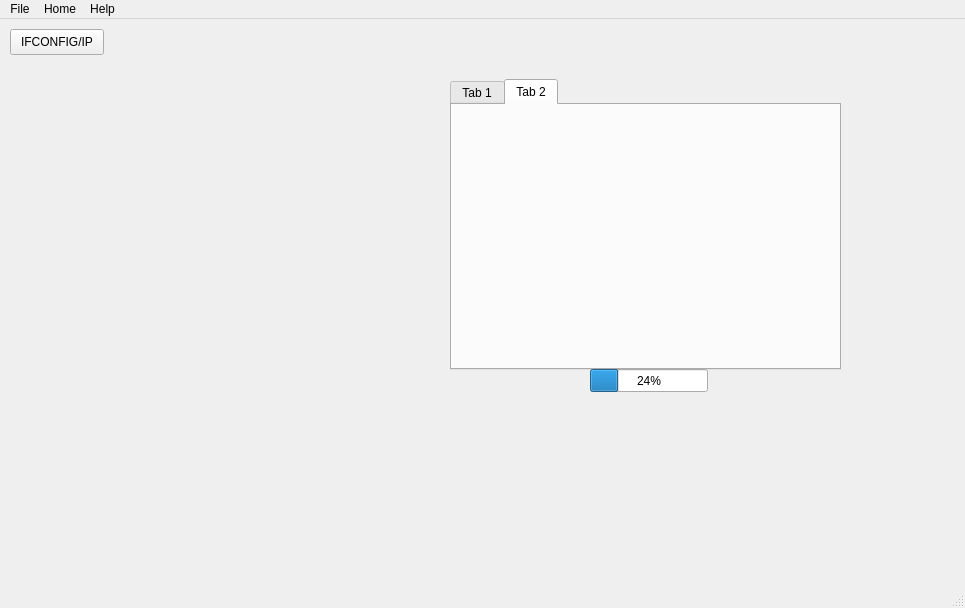
This is mainwindow.ui in followthwhiterabbit/HomeMap as Qt 5 draws it before an edit. The edited form follows.
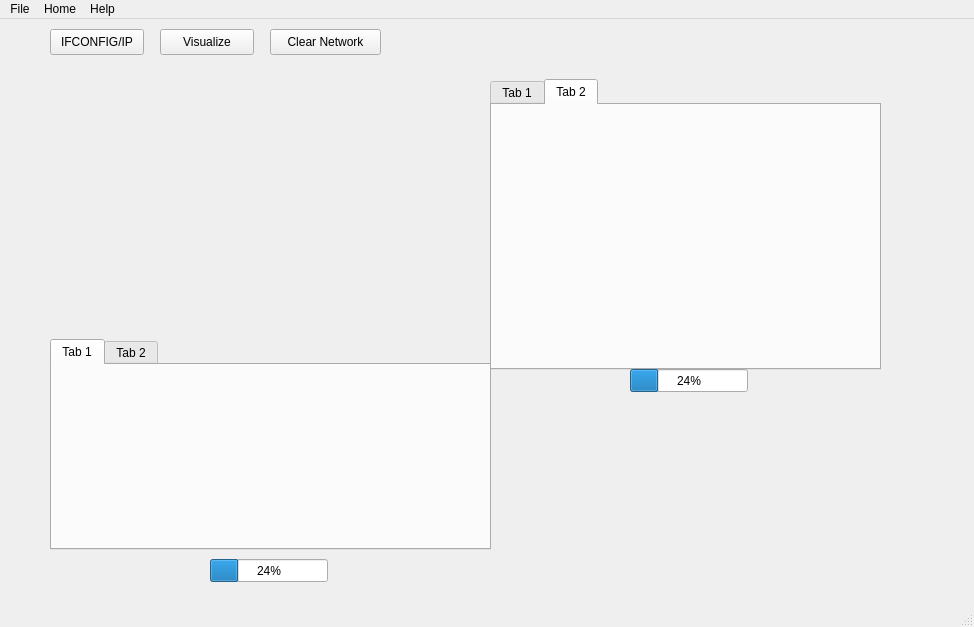
This is the edited form.

What changed in the file:
```diff
--- a/mainwindow.ui
+++ b/mainwindow.ui
@@ -6,8 +6,8 @@
    <rect>
     <x>0</x>
     <y>0</y>
-    <width>965</width>
-    <height>608</height>
+    <width>974</width>
+    <height>627</height>
    </rect>
   </property>
   <property name="windowTitle">
@@ -20,10 +20,10 @@
     </property>
     <property name="geometry">
      <rect>
-      <x>-30</x>
+      <x>10</x>
       <y>-20</y>
-      <width>891</width>
-      <height>551</height>
+      <width>921</width>
+      <height>611</height>
      </rect>
     </property>
     <property name="currentIndex">
@@ -188,6 +188,68 @@
        </rect>
       </property>
      </widget>
+     <widget class="QPushButton" name="topology_button">
+      <property name="geometry">
+       <rect>
+        <x>150</x>
+        <y>30</y>
+        <width>94</width>
+        <height>26</height>
+       </rect>
+      </property>
+      <property name="text">
+       <string>Visualize</string>
+      </property>
+     </widget>
+     <widget class="QPushButton" name="clearpaint_button">
+      <property name="geometry">
+       <rect>
+        <x>260</x>
+        <y>30</y>
+        <width>111</width>
+        <height>26</height>
+       </rect>
+      </property>
+      <property name="text">
+       <string>Clear Network</string>
+      </property>
+     </widget>
+     <widget class="QTabWidget" name="tabWidget_2">
+      <property name="geometry">
+       <rect>
+        <x>40</x>
+        <y>340</y>
+        <width>441</width>
+        <height>211</height>
+       </rect>
+      </property>
+      <property name="currentIndex">
+       <number>0</number>
+      </property>
+      <widget class="QWidget" name="tab_3">
+       <attribute name="title">
+        <string>Tab 1</string>
+       </attribute>
+      </widget>
+      <widget class="QWidget" name="tab_4">
+       <attribute name="title">
+        <string>Tab 2</string>
+       </attribute>
+      </widget>
+     </widget>
+     <widget class="QProgressBar" name="progressBar_2">
+      <property name="geometry">
+       <rect>
+        <x>200</x>
+        <y>560</y>
+        <width>118</width>
+        <height>23</height>
+       </rect>
+      </property>
+      <property name="value">
+       <number>24</number>
+      </property>
+     </widget>
     </widget>
    </widget>
   </widget>
@@ -200,7 +262,7 @@
     <rect>
      <x>0</x>
      <y>0</y>
-     <width>965</width>
+     <width>974</width>
      <height>23</height>
     </rect>
    </property>
```
